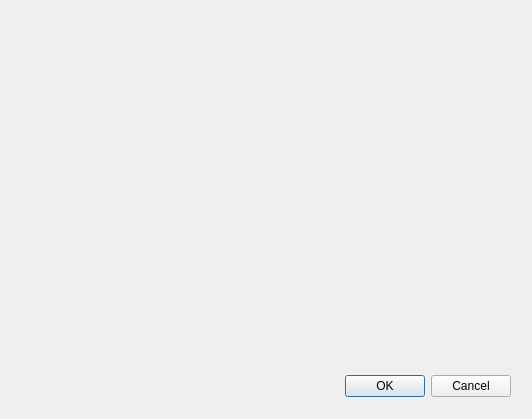
The window that ImagesOrganizer.ui (rontown/shuffle) describes before a commit, drawn with Qt 5.
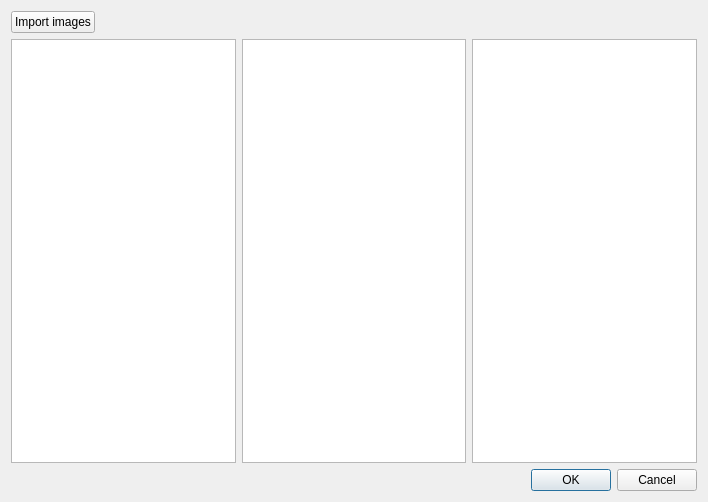
The same window after the commit.

Commit message: User interace base.

Diff of the .ui file:
```diff
--- a/ImagesOrganizer.ui
+++ b/ImagesOrganizer.ui
@@ -6,22 +6,26 @@
    <rect>
     <x>0</x>
     <y>0</y>
-    <width>532</width>
-    <height>419</height>
+    <width>708</width>
+    <height>502</height>
    </rect>
   </property>
   <property name="windowTitle">
    <string>Main</string>
   </property>
+  <layout class="QGridLayout" name="gridLayout">
+   <item row="1" column="3">
+    <widget class="QListView" name="listView"/>
+   </item>
+   <item row="0" column="0">
+    <widget class="QPushButton" name="pushButton">
+     <property name="text">
+      <string>Import images</string>
+     </property>
+    </widget>
+   </item>
+   <item row="2" column="3">
   <widget class="QDialogButtonBox" name="buttonBox">
-   <property name="geometry">
-    <rect>
-     <x>170</x>
-     <y>370</y>
-     <width>341</width>
-     <height>32</height>
-    </rect>
-   </property>
    <property name="orientation">
     <enum>Qt::Horizontal</enum>
    </property>
@@ -29,6 +33,27 @@
     <set>QDialogButtonBox::Cancel|QDialogButtonBox::Ok</set>
    </property>
   </widget>
+   </item>
+   <item row="1" column="2">
+    <widget class="QListView" name="listView_3"/>
+   </item>
+   <item row="0" column="1">
+    <spacer name="horizontalSpacer">
+     <property name="orientation">
+      <enum>Qt::Horizontal</enum>
+     </property>
+     <property name="sizeHint" stdset="0">
+      <size>
+       <width>40</width>
+       <height>20</height>
+      </size>
+     </property>
+    </spacer>
+   </item>
+   <item row="1" column="0" colspan="2">
+    <widget class="QListView" name="listView_2"/>
+   </item>
+  </layout>
  </widget>
  <resources/>
  <connections>
```
Left out of the diff: 2 changed lines with no effect on the pictures. Lines whose indentation alone changed are shown as unchanged.
